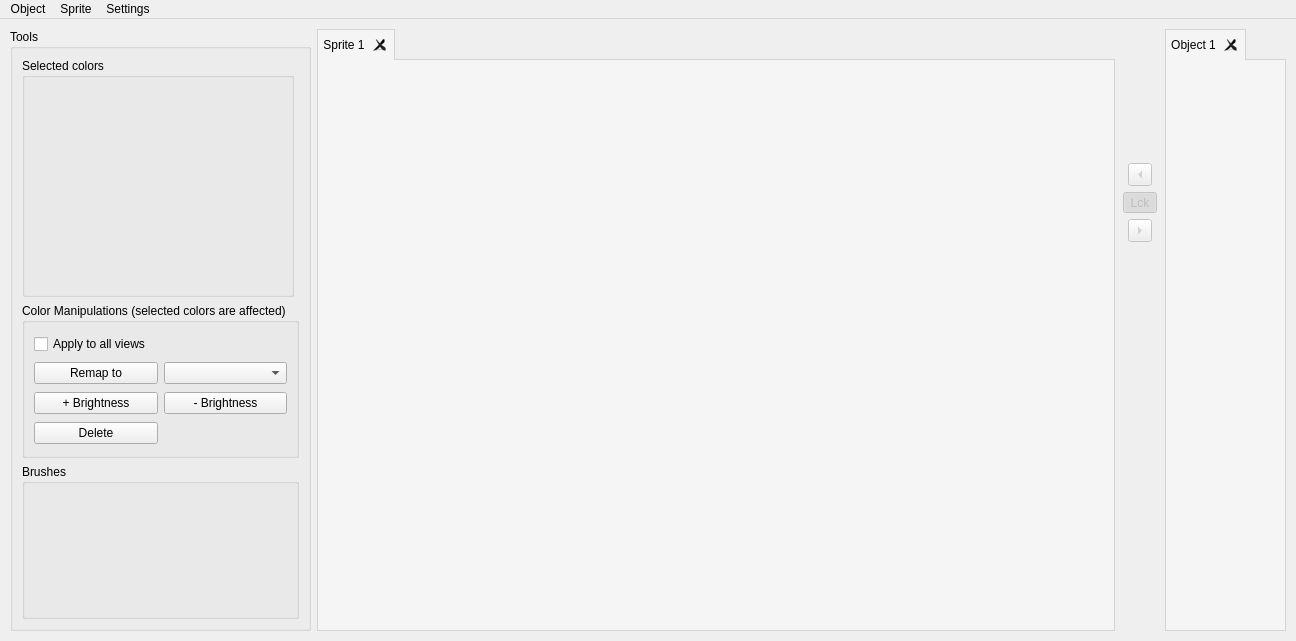
Before: the Qt Designer form editor_app/main_window.ui in danielmeinert/objectcreator, drawn with Qt 5.
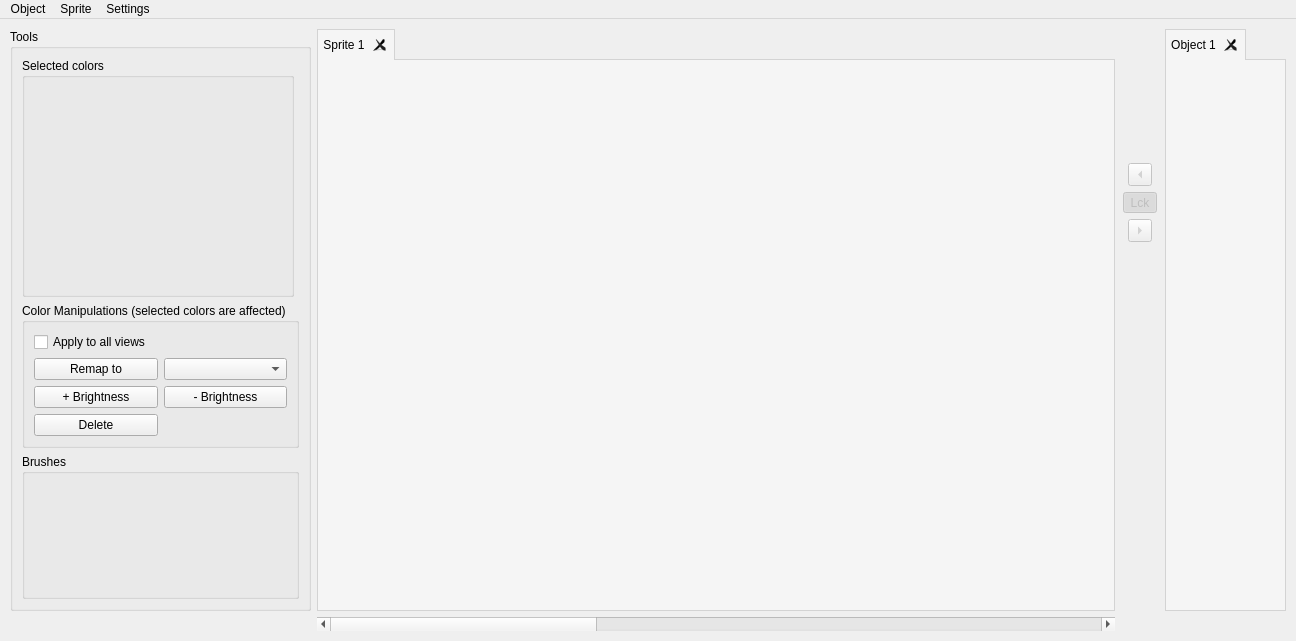
After: the same form once the commit is applied.

Commit message: added delete function, started on zoom, refactored updating views

```diff
--- a/editor_app/main_window.ui
+++ b/editor_app/main_window.ui
@@ -388,6 +388,19 @@
       </layout>
      </widget>
     </item>
+    <item row="1" column="1">
+     <widget class="QScrollBar" name="horizontalScrollBar_zoom">
+      <property name="minimum">
+       <number>1</number>
+      </property>
+      <property name="maximum">
+       <number>20</number>
+      </property>
+      <property name="orientation">
+       <enum>Qt::Horizontal</enum>
+      </property>
+     </widget>
+    </item>
    </layout>
   </widget>
   <widget class="QMenuBar" name="menubar">
```
Left out of the diff: 116 changed lines with no effect on the pictures. The commit also changes 3 other files.
